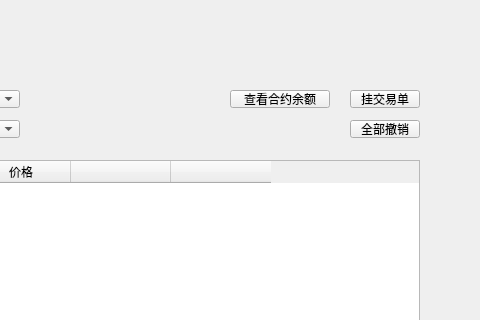
Before: the Qt Designer form LNKWallet/exchange/myexchangecontractpage.ui in HcashOrg/hx-indicator, drawn with Qt 5; both pictures show x 290 to 770 and y 0 to 320 of the 770 by 510 pixel window.
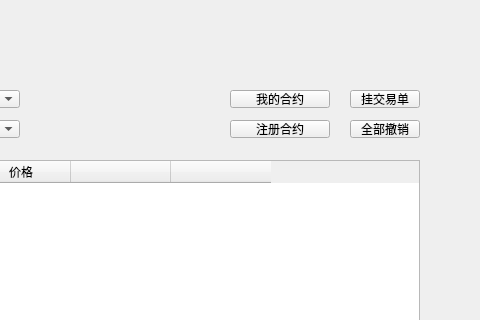
After: the same form once the commit is applied.

Patch:
```diff
--- a/LNKWallet/exchange/myexchangecontractpage.ui
+++ b/LNKWallet/exchange/myexchangecontractpage.ui
@@ -102,7 +102,7 @@
     <cursorShape>PointingHandCursor</cursorShape>
    </property>
    <property name="text">
-    <string>查看合约余额</string>
+    <string>我的合约</string>
    </property>
   </widget>
   <widget class="QLabel" name="title_label">
@@ -284,6 +284,25 @@
     </rect>
    </property>
   </widget>
+  <widget class="QToolButton" name="registerBtn">
+   <property name="geometry">
+    <rect>
+     <x>520</x>
+     <y>120</y>
+     <width>100</width>
+     <height>18</height>
+    </rect>
+   </property>
+   <property name="cursor">
+    <cursorShape>PointingHandCursor</cursorShape>
+   </property>
+   <property name="styleSheet">
+    <string notr="true"/>
+   </property>
+   <property name="text">
+    <string>注册合约</string>
+   </property>
+  </widget>
  </widget>
  <resources/>
  <connections/>
```
